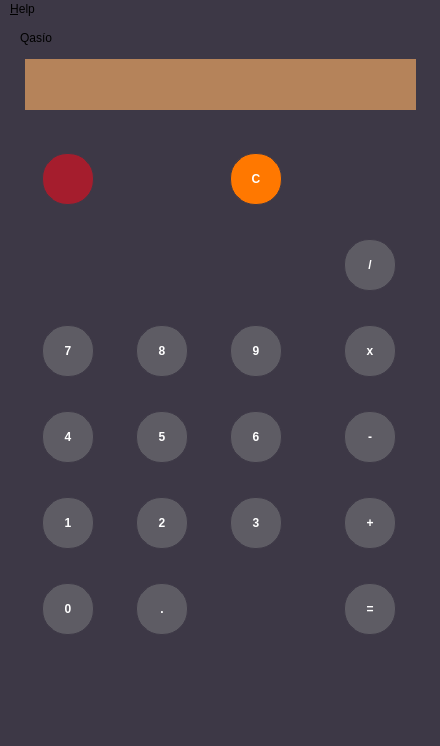
Qt form UI/mainwindow.ui (jacmba/Qalqulator) before a commit.
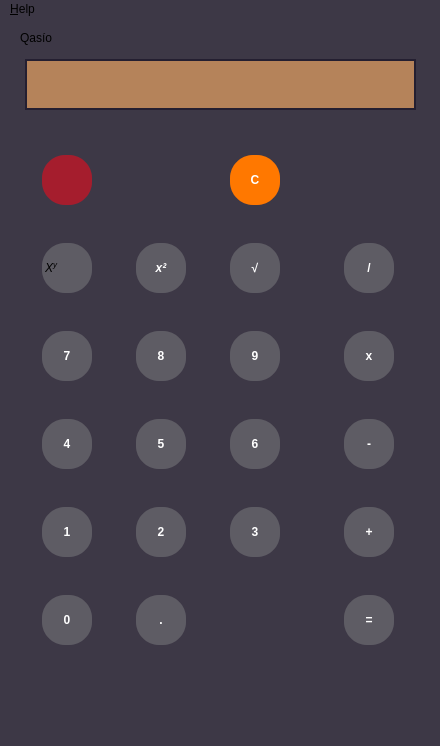
The same form after that commit. Icons and pictures are not drawn.

Commit message: Implemented power, sqare and square root. Enhanced buttons style

```diff
--- a/UI/mainwindow.ui
+++ b/UI/mainwindow.ui
@@ -36,7 +36,7 @@
 	max-width: 50px;
 	max-height: 50px;
 	background-color: rgb(94, 92, 100);
-	border: 1px solid rgb(61, 56, 70);
+	border: 2px solid rgb(61, 56, 70);
 	border-radius: 25px;
 	font-weight: bold;
 	color: rgb(255, 255, 255);
@@ -45,6 +45,19 @@
 
 QPushButton:hover {
 	background-color: rgb(119, 118, 123);
+}
+
+QPushButton[operator=&quot;true&quot;] {
+	background-color: rgb(36, 31, 49);
+}
+
+QPushButton[operator=&quot;true&quot;]:hover {
+	background-color: rgb(94, 92, 100);
+}
+
+QPushButton:pressed {
+	background-color: rgb(153, 193, 241);
+	border: 3px solid rgb(53, 132, 228);
 }</string>
   </property>
   <widget class="QWidget" name="centralwidget">
@@ -72,7 +85,7 @@
       <x>20</x>
       <y>120</y>
       <width>400</width>
-      <height>512</height>
+      <height>522</height>
      </rect>
     </property>
     <layout class="QGridLayout" name="numbersLayout">
@@ -241,6 +254,72 @@
        </property>
       </widget>
      </item>
+     <item row="1" column="2">
+      <widget class="QPushButton" name="buttonSqrt">
+       <property name="text">
+        <string>√</string>
+       </property>
+       <property name="operator" stdset="0">
+        <bool>true</bool>
+       </property>
+      </widget>
+     </item>
+     <item row="1" column="1">
+      <widget class="QPushButton" name="buttonSquare">
+       <property name="styleSheet">
+        <string notr="true">QPushButton {
+	font-style: italic;
+}</string>
+       </property>
+       <property name="text">
+        <string>x²</string>
+       </property>
+       <property name="operator" stdset="0">
+        <bool>true</bool>
+       </property>
+      </widget>
+     </item>
+     <item row="1" column="0">
+      <widget class="QWidget" name="powContainer" native="true">
+       <widget class="QPushButton" name="buttonPower">
+        <property name="geometry">
+         <rect>
+          <x>0</x>
+          <y>0</y>
+          <width>54</width>
+          <height>54</height>
+         </rect>
+        </property>
+        <property name="text">
+         <string/>
+        </property>
+        <property name="operator" stdset="0">
+         <bool>true</bool>
+        </property>
+       </widget>
+       <widget class="QLabel" name="powerLabel">
+        <property name="geometry">
+         <rect>
+          <x>5</x>
+          <y>7</y>
+          <width>41</width>
+          <height>41</height>
+         </rect>
+        </property>
+        <property name="styleSheet">
+         <string notr="true">QLabel {
+	font: 700 14pt &quot;Ubuntu Sans&quot;;
+	qproperty-alignment: 'AlignCenter';
+	background: transparent;
+	font-style: italic;
+}</string>
+        </property>
+        <property name="text">
+         <string>&lt;html&gt;&lt;head/&gt;&lt;body&gt;&lt;p&gt;&lt;span&gt;X&lt;/span&gt;&lt;span style=&quot; vertical-align:super;&quot;&gt;y&lt;/span&gt;&lt;/p&gt;&lt;/body&gt;&lt;/html&gt;</string>
+        </property>
+       </widget>
+      </widget>
+     </item>
     </layout>
    </widget>
    <widget class="QLabel" name="lcdLabel">
@@ -254,7 +333,7 @@
     </property>
     <property name="styleSheet">
      <string notr="true">QLabel {
-	border: 2pt solid black;
+	border: 2px solid rgb(36, 31, 49);
 	background-color: rgb(181, 131, 90);
 	color: rgb(0, 0, 0);
 	font: 700 24pt &quot;Noto Sans Symbols&quot;;
```
Left out of the diff: 15 changed lines with no effect on the pictures. The commit also changes 12 other files.
